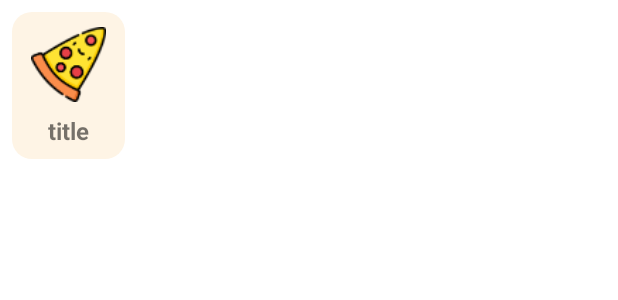
After one commit to ridwan0806/Eugene, an Android app: the layout viewholder_category.xml on its own in the app's theme, with its tools: preview values and no code run, on a phone screen of 412 x 824 dp. The commit adds this screen. Shown: the top 300 px of the screen. Run offline under Robolectric (Android 15) with nearby library versions, the phone set to English and light mode, and no system bars.

Commit message:
add recycler categories

```diff
--- a/app/build.gradle
+++ b/app/build.gradle
@@ -43,4 +43,7 @@ dependencies {
 
     implementation 'com.google.firebase:firebase-database:20.2.0'
     implementation 'com.google.firebase:firebase-core:21.1.1'
+
+    implementation 'androidx.recyclerview:recyclerview:1.3.0'
+    implementation 'com.github.bumptech.glide:glide:4.15.1'
 }
--- a/app/src/main/res/layout/activity_home.xml
+++ b/app/src/main/res/layout/activity_home.xml
@@ -165,7 +165,7 @@
                     app:layout_constraintTop_toBottomOf="@+id/constraintLayout" />
 
                 <androidx.recyclerview.widget.RecyclerView
-                    android:id="@+id/recyclerView"
+                    android:id="@+id/recyclerViewCategory"
                     android:layout_width="match_parent"
                     android:layout_height="match_parent"
                     android:paddingLeft="22dp"
@@ -187,7 +187,7 @@
                     android:textSize="18sp"
                     android:textStyle="bold"
                     app:layout_constraintStart_toStartOf="parent"
-                    app:layout_constraintTop_toBottomOf="@+id/recyclerView" />
+                    app:layout_constraintTop_toBottomOf="@+id/recyclerViewCategory" />
 
                 <androidx.recyclerview.widget.RecyclerView
                     android:id="@+id/recyclerView2"
--- /dev/null
+++ b/app/src/main/res/layout/viewholder_category.xml
@@ -0,0 +1,36 @@
+<?xml version="1.0" encoding="utf-8"?>
+<androidx.constraintlayout.widget.ConstraintLayout xmlns:android="http://schemas.android.com/apk/res/android"
+    xmlns:app="http://schemas.android.com/apk/res-auto"
+    android:id="@+id/mainLayout"
+    android:layout_width="75dp"
+    android:layout_height="wrap_content"
+    android:layout_margin="8dp"
+    android:background="@drawable/cat_background1">
+
+    <ImageView
+        android:id="@+id/categoryPic"
+        android:layout_width="50dp"
+        android:layout_height="50dp"
+        android:layout_marginStart="10dp"
+        android:layout_marginTop="10dp"
+        android:layout_marginEnd="10dp"
+        android:layout_marginBottom="8dp"
+        app:layout_constraintBottom_toBottomOf="parent"
+        app:layout_constraintEnd_toEndOf="parent"
+        app:layout_constraintStart_toStartOf="parent"
+        app:layout_constraintTop_toTopOf="parent"
+        app:layout_constraintVertical_bias="0.00999999"
+        app:srcCompat="@drawable/cat_1" />
+
+    <TextView
+        android:id="@+id/categoryName"
+        android:layout_width="wrap_content"
+        android:layout_height="30dp"
+        android:layout_marginTop="8dp"
+        android:text="title"
+        android:textSize="16sp"
+        android:textStyle="bold"
+        app:layout_constraintEnd_toEndOf="@+id/categoryPic"
+        app:layout_constraintStart_toStartOf="@+id/categoryPic"
+        app:layout_constraintTop_toBottomOf="@+id/categoryPic" />
+</androidx.constraintlayout.widget.ConstraintLayout>
```
Also changed, not shown: app/src/main/java/com/example/eugene/Adapter/CategoryAdapter.java (added, +62 -0 lines), app/src/main/java/com/example/eugene/HomeActivity.java (+47 -0 lines).
